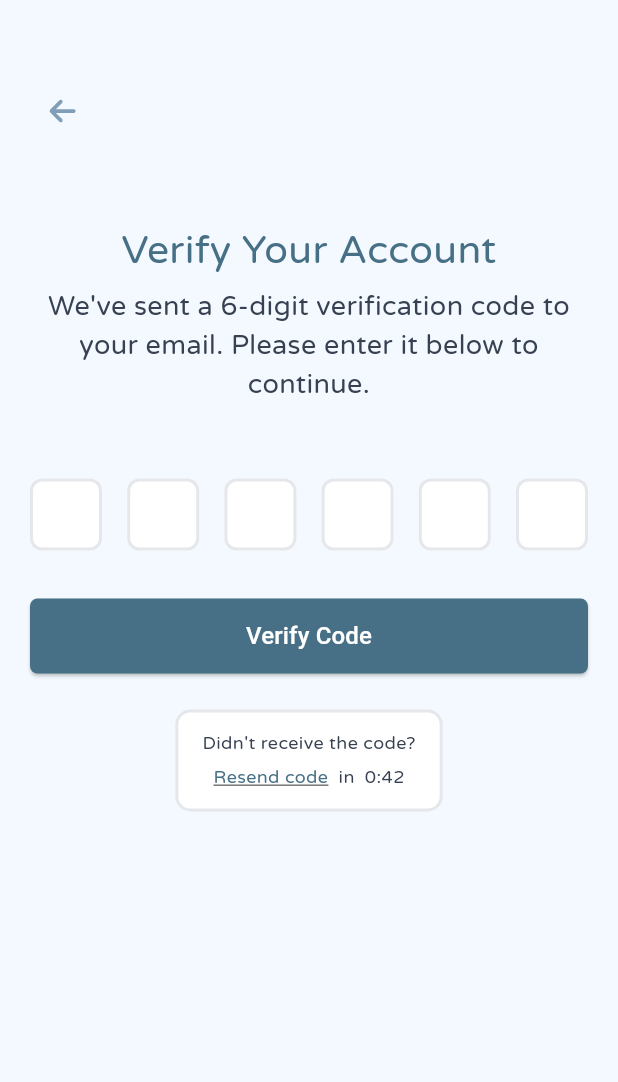
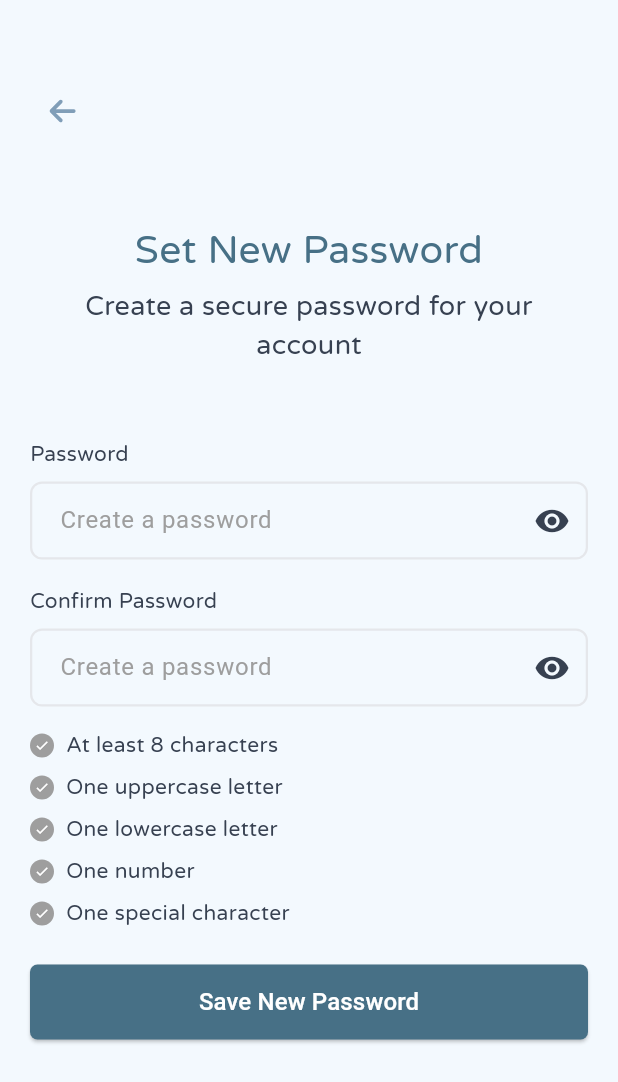
Before and after one commit to JoyjitTechExactly/reclaim_your_mind, a Flutter app: the OtpVerifyScreen screen opened by its route, after a tap on "Verify Code", on a phone screen of 412 x 824 dp. Shown: the top 1082 px of the screen. Run offline on Flutter 3.47's test engine with Material 3 defaults, Android fonts, the phone set to English and light mode, and no system bars; our stand-ins replace flutter_svg.

Commit message:
Ui update Forgot flow complete.

```diff
--- a/authentication/lib/src/view/screens/auth/SignInScreen.dart
+++ b/authentication/lib/src/view/screens/auth/SignInScreen.dart
@@ -1,9 +1,10 @@
-import 'package:authentication/src/view/widgets/common_ui_ext.dart';
+import 'package:authentication/src/view/widgets/button_widget.dart';
 import 'package:authentication/theme/color/auth_colors.dart';
 import 'package:authentication/theme/extensions/style_extensions.dart';
 import 'package:flutter/material.dart';
 import 'package:authentication/src/view/screens/home/HomeScreen.dart';
 
+import '../../widgets/edit_text_field_widget.dart';
 import '../resetPwd/ResetPasswordScreen.dart';
 
 class SignInScreen extends StatelessWidget {
--- a/authentication/lib/src/view/screens/auth/SignUpScreen.dart
+++ b/authentication/lib/src/view/screens/auth/SignUpScreen.dart
@@ -1,5 +1,5 @@
 import 'package:flutter/cupertino.dart';
-import 'package:authentication/src/view/widgets/common_ui_ext.dart';
+import 'package:authentication/src/view/widgets/button_widget.dart';
 import 'package:authentication/theme/color/auth_colors.dart';
 import 'package:authentication/theme/extensions/style_extensions.dart';
 import 'package:flutter/material.dart';
--- a/authentication/lib/src/view/screens/onboard/OnboardScreen.dart
+++ b/authentication/lib/src/view/screens/onboard/OnboardScreen.dart
@@ -5,7 +5,7 @@ import 'package:flutter_svg/flutter_svg.dart';
 import 'package:authentication/src/view/screens/auth/SignInScreen.dart';
 import 'package:authentication/src/view/screens/auth/SignUpScreen.dart';
 
-import '../../widgets/common_ui_ext.dart';
+import '../../widgets/button_widget.dart';
 
 class OnboardScreen extends StatelessWidget {
   const OnboardScreen({super.key});
@@ -110,7 +110,7 @@ class OnboardScreen extends StatelessWidget {
                     ],
                   ),
                   /*Spacing*/
-                  59.h,
+                  102.h,
                   /*Footer section*/
                   Container(
                     width: 288.5,
--- a/authentication/lib/src/view/screens/resetPwd/OtpVerifyScreen.dart
+++ b/authentication/lib/src/view/screens/resetPwd/OtpVerifyScreen.dart
@@ -1,5 +1,6 @@
 import 'dart:async';
-import 'package:authentication/src/view/widgets/common_ui_ext.dart';
+import 'package:authentication/src/view/screens/resetPwd/SetNewPasswordScreen.dart';
+import 'package:authentication/src/view/widgets/button_widget.dart';
 import 'package:authentication/theme/color/auth_colors.dart';
 import 'package:authentication/theme/extensions/style_extensions.dart';
 import 'package:flutter/material.dart';
@@ -159,7 +160,11 @@ class _OtpVerifyScreenState extends State<OtpVerifyScreen> {
               context: context,
               text: 'Verify Code',
               onPressed: () {
-                _code.length == _otpLength ? _onVerify : null ;
+                _code.length == _otpLength ? _onVerify : null;
+                Navigator.push(
+                  context,
+                  MaterialPageRoute(builder: (_) => const SetNewPasswordScreen()),
+                );
               },
               bgColor: AuthColors.defaultButtonColor,
               borderRadius: 5,
@@ -176,7 +181,10 @@ class _OtpVerifyScreenState extends State<OtpVerifyScreen> {
                   border: Border.all(color: AuthColors.borderColor, width: 2),
                   borderRadius: BorderRadius.circular(10),
                 ),
-                padding: const EdgeInsets.symmetric(horizontal: 16, vertical: 12),
+                padding: const EdgeInsets.symmetric(
+                  horizontal: 16,
+                  vertical: 12,
+                ),
                 child: Column(
                   mainAxisSize: MainAxisSize.min,
                   children: [
@@ -197,9 +205,10 @@ class _OtpVerifyScreenState extends State<OtpVerifyScreen> {
                               : null,
                           child: Text(
                             'Resend code',
-                            style: TextStyle()
-                                .bodySmall12
-                                .copyWith(color: AuthColors.defaultButtonColor, decoration: TextDecoration.underline),
+                            style: TextStyle().bodySmall12.copyWith(
+                              color: AuthColors.defaultButtonColor,
+                              decoration: TextDecoration.underline,
+                            ),
                           ),
                         ),
                         Text('  in  ', style: TextStyle().bodySmall12),
--- a/authentication/lib/src/view/screens/resetPwd/ResetPasswordScreen.dart
+++ b/authentication/lib/src/view/screens/resetPwd/ResetPasswordScreen.dart
@@ -1,9 +1,10 @@
-import 'package:authentication/src/view/widgets/common_ui_ext.dart';
+import 'package:authentication/src/view/widgets/button_widget.dart';
 import 'package:authentication/theme/color/auth_colors.dart';
 import 'package:authentication/theme/extensions/style_extensions.dart';
 import 'package:flutter/material.dart';
 import 'package:flutter_svg/flutter_svg.dart';
 
+import '../../widgets/edit_text_field_widget.dart';
 import 'OtpVerifyScreen.dart';
 
 class ResetPasswordScreen extends StatelessWidget {
--- /dev/null
+++ b/authentication/lib/src/view/screens/resetPwd/SetNewPasswordScreen.dart
@@ -0,0 +1,189 @@
+import 'package:authentication/src/view/screens/resetPwd/ResetPwdSuccessScreen.dart';
+import 'package:authentication/src/view/widgets/button_widget.dart';
+import 'package:authentication/theme/color/auth_colors.dart';
+import 'package:authentication/theme/extensions/style_extensions.dart';
+import 'package:flutter/material.dart';
+import 'package:flutter_svg/flutter_svg.dart';
+
+import '../../widgets/edit_text_field_widget.dart';
+import 'OtpVerifyScreen.dart';
+
+class SetNewPasswordScreen extends StatefulWidget {
+  const SetNewPasswordScreen({super.key});
+
+  @override
+  State<SetNewPasswordScreen> createState() => _SetNewPasswordScreenState();
+}
+
+class _SetNewPasswordScreenState extends State<SetNewPasswordScreen> {
+  late final TextEditingController passwordController;
+  late final TextEditingController confirmPasswordController;
+
+  String _password = '';
+
+  @override
+  void initState() {
+    super.initState();
+    passwordController = TextEditingController();
+    confirmPasswordController = TextEditingController();
+    passwordController.addListener(() {
+      final v = passwordController.text;
+      if (v != _password) {
+        setState(() {
+          _password = v;
+        });
+      }
+    });
+  }
+
+  @override
+  void dispose() {
+    passwordController.dispose();
+    confirmPasswordController.dispose();
+    super.dispose();
+  }
+
+  bool get _hasMinLen => _password.length >= 8;
+
+  bool get _hasUpper => RegExp(r'[A-Z]').hasMatch(_password);
+
+  bool get _hasLower => RegExp(r'[a-z]').hasMatch(_password);
+
+  bool get _hasNumber => RegExp(r'[0-9]').hasMatch(_password);
+
+  bool get _hasSpecial =>
+      RegExp(r"[!@#\$%^&*(),.?':{}|<>_\-\/\\\[\];`~+=]").hasMatch(_password);
+
+  Widget _criteriaRow(bool ok, String text) {
+    return Row(
+      children: [
+        CircleAvatar(
+          radius: 8,
+          backgroundColor: ok ? AuthColors.validationPasswordColor : Colors.grey,
+          child: const Icon(Icons.check, size: 10, color: Colors.white),
+        ),
+        8.w,
+        Text(text, style: TextStyle().bodySmall14),
+      ],
+    );
+  }
+
+  @override
+  Widget build(BuildContext context) {
+    return Scaffold(
+      backgroundColor: AuthColors.backgroundLight,
+      body: SingleChildScrollView(
+        padding: const EdgeInsets.symmetric(horizontal: 20),
+        child: Column(
+          crossAxisAlignment: CrossAxisAlignment.start,
+          children: [
+            /* Top Spacing */
+            50.h,
+
+            /* Back Button */
+            showAppBarBackBtn(
+              context: context,
+              backBtnListener: () => Navigator.pop(context),
+            ),
+
+            /* Spacing */
+            50.h,
+
+            /* Heading */
+            Center(
+              child: Text(
+                'Set New Password',
+                style: TextStyle().heading26Blue,
+                textAlign: TextAlign.center,
+              ),
+            ),
+
+            /* Subheading */
+            6.h,
+            Center(
+              child: Text(
+                'Create a secure password for your account',
+                style: TextStyle().subHeadingBlack,
+                textAlign: TextAlign.center,
+              ),
+            ),
+
+            /* Input Section */
+            50.h,
+            /* Password Label */
+            Text('Password', style: TextStyle().bodySmall14),
+
+            /* Spacing */
+            8.h,
+
+            /* Password Input Field */
+            PasswordTextField(
+              textController: passwordController,
+              hint: "Create a password",
+              textColor: AuthColors.defaultTextColor,
+              borderColor: AuthColors.borderColor,
+              iconColor: AuthColors.defaultTextColor,
+              error: () => print("Password field is empty"),
+            ),
+
+            /*Spacing*/
+            18.h,
+            /*Confirm Password Label */
+            Text('Confirm Password', style: TextStyle().bodySmall14),
+
+            /* Spacing */
+            8.h,
+
+            /*Confirm Password Input Field */
+            PasswordTextField(
+              textController: confirmPasswordController,
+              hint: "Create a password",
+              textColor: AuthColors.defaultTextColor,
+              iconColor: AuthColors.defaultTextColor,
+              borderColor: AuthColors.borderColor,
+              error: () => print("Confirm Password field is empty"),
+            ),
+
+            /* Spacing */
+            16.h,
+
+            /* Password Validation Checklist */
+            Column(
+              crossAxisAlignment: CrossAxisAlignment.start,
+              children: [
+                _criteriaRow(_hasMinLen, 'At least 8 characters'),
+                8.h,
+                _criteriaRow(_hasUpper, 'One uppercase letter'),
+                8.h,
+                _criteriaRow(_hasLower, 'One lowercase letter'),
+                8.h,
+                _criteriaRow(_hasNumber, 'One number'),
+                8.h,
+                _criteriaRow(_hasSpecial, 'One special character'),
+              ],
+            ),
+            /* Spacing */
+            24.h,
+
+            /* Save New Password Button */
+            showCustomButton(
+              context: context,
+              text: 'Save New Password',
+              onPressed: () => {
+                Navigator.push(
+                  context,
+                  MaterialPageRoute(builder: (_) => const ResetPwdSuccessScreen()),
+                ),
+              },
+              bgColor: AuthColors.defaultButtonColor,
+              borderRadius: 5,
+            ),
+
+            /* Bottom Spacing */
+            39.h,
+          ],
+        ),
+      ),
+    );
+  }
+}
--- /dev/null
+++ b/authentication/lib/src/view/widgets/button_widget.dart
@@ -0,0 +1,44 @@
+import 'package:flutter/material.dart';
+import 'package:flutter_svg/flutter_svg.dart';
+import '../../../theme/color/auth_colors.dart';
+
+/*Back btn*/
+Widget showAppBarBackBtn({required BuildContext context, required VoidCallback backBtnListener}) {
+  return IconButton(
+    onPressed: backBtnListener,
+    // removes default 48x48 padding
+    icon: SvgPicture.asset('assets/icons/ic_back.svg', width: 36, height: 36),
+    padding: EdgeInsets.zero,
+    alignment: Alignment.centerLeft,
+  );
+}
+
+/*Common Custom btn */
+Widget showCustomButton({
+  required BuildContext context,
+  required VoidCallback onPressed,
+  required String text,
+  double textSize = 16,
+  Color textColor = Colors.white,
+  Color bgColor = AuthColors.defaultButtonColor,
+  double borderRadius = 12,
+  double height = 50,
+}) {
+  return SizedBox(
+    width: double.infinity,
+    height: height,
+    child: ElevatedButton(
+      onPressed: onPressed,
+      style: ElevatedButton.styleFrom(
+        backgroundColor: bgColor,
+        shape: RoundedRectangleBorder(
+          borderRadius: BorderRadius.circular(borderRadius),
+        ),
+      ),
+      child: Text(
+        text,
+        style: TextStyle(fontSize: textSize, color: textColor),
+      ),
+    ),
+  );
+}
--- a/authentication/lib/src/view/widgets/common_ui_ext.dart
+++ b/authentication/lib/src/view/widgets/edit_text_field_widget.dart
@@ -1,19 +1,5 @@
 import 'package:flutter/material.dart';
-import 'package:flutter_svg/flutter_svg.dart';
-import '../../../theme/color/auth_colors.dart';
 
-/*Back btn*/
-Widget showAppBarBackBtn({required BuildContext context, required VoidCallback backBtnListener}) {
-  return IconButton(
-    onPressed: backBtnListener,
-    // removes default 48x48 padding
-    icon: SvgPicture.asset('assets/icons/ic_back.svg', width: 36, height: 36),
-    padding: EdgeInsets.zero,
-    alignment: Alignment.centerLeft,
-  );
-}
-
-/*Edit text field*/
 Widget editTextField({
   required TextEditingController textController,
   required TextInputType keyboardType,
@@ -155,33 +141,3 @@ class _PasswordTextFieldState extends State<PasswordTextField> {
     );
   }
 }
-
-/*Common Custom btn */
-Widget showCustomButton({
-  required BuildContext context,
-  required VoidCallback onPressed,
-  required String text,
-  double textSize = 16,
-  Color textColor = Colors.white,
-  Color bgColor = AuthColors.defaultButtonColor,
-  double borderRadius = 12,
-  double height = 50,
-}) {
-  return SizedBox(
-    width: double.infinity,
-    height: height,
-    child: ElevatedButton(
-      onPressed: onPressed,
-      style: ElevatedButton.styleFrom(
-        backgroundColor: bgColor,
-        shape: RoundedRectangleBorder(
-          borderRadius: BorderRadius.circular(borderRadius),
-        ),
-      ),
-      child: Text(
-        text,
-        style: TextStyle(fontSize: textSize, color: textColor),
-      ),
-    ),
-  );
-}
--- a/authentication/lib/theme/color/auth_colors.dart
+++ b/authentication/lib/theme/color/auth_colors.dart
@@ -9,5 +9,5 @@ class AuthColors {
   static const Color defaultButtonColor = Color(0xFF477086);
   static const Color secondaryButonColor = Color(0xFFC5DEF2);
   static const Color borderColor = Color(0xFFE5E7EB);
-
+  static const Color validationPasswordColor = Color(0xFF7AB6B9);
 }
--- a/lib/main.dart
+++ b/lib/main.dart
@@ -5,6 +5,7 @@ import 'package:authentication/src/view/screens/auth/SignUpScreen.dart';
 import 'package:authentication/src/view/screens/onboard/OnboardScreen.dart';
 import 'package:authentication/src/view/screens/resetPwd/ResetPasswordScreen.dart';
 import 'package:authentication/src/view/screens/resetPwd/OtpVerifyScreen.dart';
+import 'package:authentication/src/view/screens/resetPwd/SetNewPasswordScreen.dart';
 
 void main() {
   runApp(const MyApp());
@@ -29,6 +30,7 @@ class MyApp extends StatelessWidget {
         '/signup': (context) => const SignUpScreen(),
         '/resetPassword': (context) => const ResetPasswordScreen(),
         '/otpVerify': (context) => const OtpVerifyScreen(),
+        '/setNewPassword': (context) => const SetNewPasswordScreen(),
         '/home': (context) => const HomeScreen(),
       },
     );
```
Also changed, not shown: authentication/lib/src/view/screens/home/HomeScreen.dart (added, +23 -0 lines), authentication/lib/src/view/screens/resetPwd/ResetPwdSuccessScreen.dart (added, +74 -0 lines), authentication/assets/fonts/VarelaRound-Regular.ttf (deleted), 1 other file.
